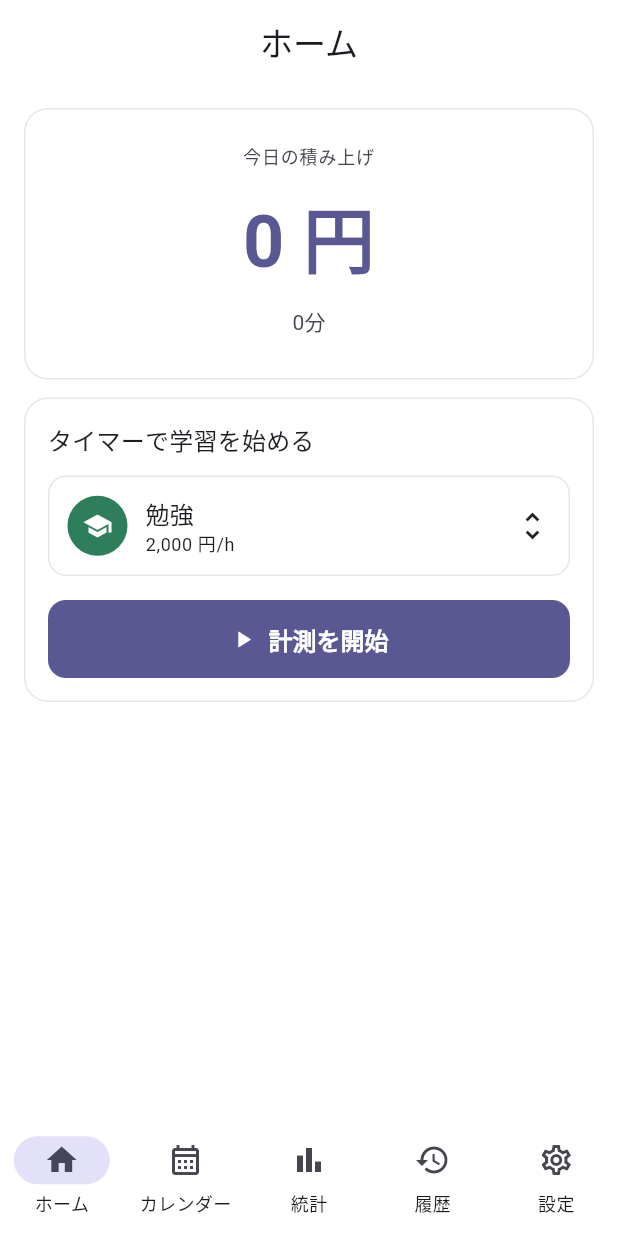
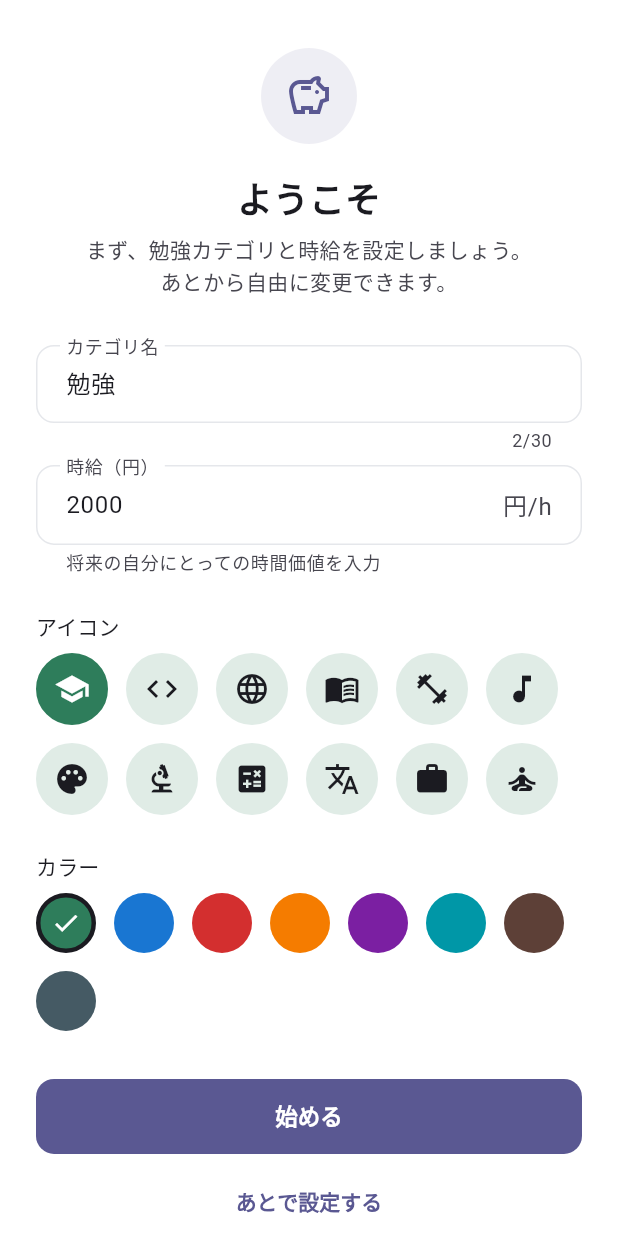
Before and after one commit to ryo3-hub/mirai_bank, a Flutter app: the screen it shows after launch, on a phone screen of 412 x 824 dp. Run offline on Flutter 3.47's test engine with Material 3 defaults, Android fonts, the phone set to English and light mode, and no system bars; our stand-ins replace confetti, drift, fl_chart, flutter_local_notifications, flutter_riverpod, go_router and 3 more; accounts and stored records are empty; generated files the repository leaves out were written again.

Commit message:
feat(onboarding): 初回起動時にカテゴリ・時給を設定するオンボーディングを追加
- 新規 OnboardingPage（カテゴリ名・時給・カラー・アイコンを設定する全画面フォーム）
- routerProvider 化＋カテゴリ未登録時に /onboarding へリダイレクト
- カテゴリ作成後は自動的に /home にリダイレクト（refreshListenable で監視）
- main.dart の ensureDefaultCategory() 呼び出しを削除（新規ユーザーはオンボーディング、
  既存ユーザーは既存カテゴリで通常起動）
- 「あとで設定する」スキップで「勉強 / 2000円」デフォルトを作成
- widget_test を更新（カテゴリ1件入りのスタブに）

Closes #7

Co-Authored-By: Claude Opus 4.7 <noreply@anthropic.com>

```diff
--- a/lib/app/app.dart
+++ b/lib/app/app.dart
@@ -15,7 +15,7 @@ class MiraiBankApp extends ConsumerWidget {
       theme: AppTheme.light(),
       darkTheme: AppTheme.dark(),
       themeMode: ThemeMode.system,
-      routerConfig: AppRouter.router,
+      routerConfig: ref.watch(routerProvider),
       debugShowCheckedModeBanner: false,
       builder: (context, child) =>
           AchievementOverlay(child: child ?? const SizedBox.shrink()),
--- a/lib/app/router.dart
+++ b/lib/app/router.dart
@@ -1,25 +1,39 @@
 import 'package:flutter/material.dart';
+import 'package:flutter_riverpod/flutter_riverpod.dart';
 import 'package:go_router/go_router.dart';
 
+import '../features/category/application/category_providers.dart';
 import '../features/category/presentation/category_list_page.dart';
 import '../features/goals/presentation/goal_list_page.dart';
 import '../features/history/presentation/calendar_page.dart';
 import '../features/history/presentation/history_page.dart';
+import '../features/onboarding/presentation/onboarding_page.dart';
 import '../features/settings/presentation/settings_page.dart';
 import '../features/statistics/presentation/statistics_page.dart';
 import '../features/timer/presentation/home_page.dart';
 import '../shared/widgets/app_shell.dart';
 
-class AppRouter {
-  const AppRouter._();
-
-  static final GlobalKey<NavigatorState> rootNavigatorKey =
-      GlobalKey<NavigatorState>();
-
-  static final GoRouter router = GoRouter(
-    navigatorKey: rootNavigatorKey,
+final routerProvider = Provider<GoRouter>((ref) {
+  final notifier = _RouterRefreshNotifier(ref);
+  ref.onDispose(notifier.dispose);
+  return GoRouter(
+    navigatorKey: AppRouter.rootNavigatorKey,
     initialLocation: '/home',
+    refreshListenable: notifier,
+    redirect: (context, state) {
+      final async = ref.read(categoriesListProvider);
+      if (async.isLoading || async.hasError) return null;
+      final hasCategories = async.valueOrNull?.isNotEmpty ?? false;
+      final isOnboarding = state.matchedLocation == '/onboarding';
+      if (!hasCategories && !isOnboarding) return '/onboarding';
+      if (hasCategories && isOnboarding) return '/home';
+      return null;
+    },
     routes: [
+      GoRoute(
+        path: '/onboarding',
+        builder: (context, state) => const OnboardingPage(),
+      ),
       StatefulShellRoute.indexedStack(
         builder: (context, state, navigationShell) =>
             AppShell(navigationShell: navigationShell),
@@ -78,4 +92,31 @@ class AppRouter {
       ),
     ],
   );
+});
+
+class AppRouter {
+  const AppRouter._();
+
+  static final GlobalKey<NavigatorState> rootNavigatorKey =
+      GlobalKey<NavigatorState>();
 }
+
+/// Notifies GoRouter to re-run [GoRouter.redirect] whenever the
+/// category list provider changes (e.g. after onboarding completes).
+class _RouterRefreshNotifier extends ChangeNotifier {
+  _RouterRefreshNotifier(this._ref) {
+    _sub = _ref.listen<AsyncValue<dynamic>>(
+      categoriesListProvider,
+      (_, __) => notifyListeners(),
+    );
+  }
+
+  final Ref _ref;
+  ProviderSubscription<AsyncValue<dynamic>>? _sub;
+
+  @override
+  void dispose() {
+    _sub?.close();
+    super.dispose();
+  }
+}
--- /dev/null
+++ b/lib/features/onboarding/presentation/onboarding_page.dart
@@ -0,0 +1,283 @@
+import 'package:flutter/material.dart';
+import 'package:flutter/services.dart';
+import 'package:flutter_riverpod/flutter_riverpod.dart';
+
+import '../../category/application/category_providers.dart';
+import '../../category/domain/category.dart';
+import '../../category/domain/category_presets.dart';
+
+class OnboardingPage extends ConsumerStatefulWidget {
+  const OnboardingPage({super.key});
+
+  @override
+  ConsumerState<OnboardingPage> createState() => _OnboardingPageState();
+}
+
+class _OnboardingPageState extends ConsumerState<OnboardingPage> {
+  final _formKey = GlobalKey<FormState>();
+  final _nameController = TextEditingController(text: '勉強');
+  final _rateController = TextEditingController(text: '2000');
+  String _iconCode = CategoryPresets.defaultIcon;
+  String _colorCode = CategoryPresets.defaultColor;
+  bool _saving = false;
+
+  @override
+  void dispose() {
+    _nameController.dispose();
+    _rateController.dispose();
+    super.dispose();
+  }
+
+  Future<void> _createCategory({
+    required String name,
+    required int hourlyRate,
+  }) async {
+    await ref.read(categoryControllerProvider.notifier).create(
+          name: name,
+          hourlyRate: hourlyRate,
+          colorCode: _colorCode,
+          iconCode: _iconCode,
+        );
+  }
+
+  Future<void> _onStart() async {
+    if (!_formKey.currentState!.validate()) return;
+    FocusScope.of(context).unfocus();
+    setState(() => _saving = true);
+    final messenger = ScaffoldMessenger.of(context);
+    try {
+      await _createCategory(
+        name: _nameController.text.trim(),
+        hourlyRate: int.parse(_rateController.text.trim()),
+      );
+    } catch (e) {
+      if (mounted) {
+        setState(() => _saving = false);
+        messenger.showSnackBar(
+          SnackBar(content: Text('保存に失敗しました: $e')),
+        );
+      }
+    }
+  }
+
+  Future<void> _onSkip() async {
+    setState(() => _saving = true);
+    final messenger = ScaffoldMessenger.of(context);
+    try {
+      await _createCategory(name: '勉強', hourlyRate: 2000);
+    } catch (e) {
+      if (mounted) {
+        setState(() => _saving = false);
+        messenger.showSnackBar(
+          SnackBar(content: Text('初期化に失敗しました: $e')),
+        );
+      }
+    }
+  }
+
+  @override
+  Widget build(BuildContext context) {
+    final theme = Theme.of(context);
+    return Scaffold(
+      body: SafeArea(
+        child: SingleChildScrollView(
+          padding: const EdgeInsets.fromLTRB(24, 32, 24, 24),
+          child: Form(
+            key: _formKey,
+            child: Column(
+              crossAxisAlignment: CrossAxisAlignment.stretch,
+              children: [
+                Container(
+                  width: 64,
+                  height: 64,
+                  decoration: BoxDecoration(
+                    color: theme.colorScheme.primary.withValues(alpha: 0.1),
+                    shape: BoxShape.circle,
+                  ),
+                  child: Icon(
+                    Icons.savings_outlined,
+                    size: 32,
+                    color: theme.colorScheme.primary,
+                  ),
+                ),
+                const SizedBox(height: 20),
+                Text(
+                  'ようこそ',
+                  style: theme.textTheme.headlineSmall?.copyWith(
+                    fontWeight: FontWeight.w700,
+                  ),
+                  textAlign: TextAlign.center,
+                ),
+                const SizedBox(height: 8),
+                Text(
+                  'まず、勉強カテゴリと時給を設定しましょう。\nあとから自由に変更できます。',
+                  style: theme.textTheme.bodyMedium?.copyWith(
+                    color: theme.colorScheme.onSurfaceVariant,
+                    height: 1.5,
+                  ),
+                  textAlign: TextAlign.center,
+                ),
+                const SizedBox(height: 32),
+                TextFormField(
+                  controller: _nameController,
+                  decoration: const InputDecoration(
+                    labelText: 'カテゴリ名',
+                    hintText: '例：プログラミング、英語、資格',
+                  ),
+                  maxLength: Category.nameMaxLength,
+                  validator: Category.validateName,
+                ),
+                const SizedBox(height: 8),
+                TextFormField(
+                  controller: _rateController,
+                  decoration: const InputDecoration(
+                    labelText: '時給（円）',
+                    helperText: '将来の自分にとっての時間価値を入力',
+                    suffixText: '円/h',
+                  ),
+                  keyboardType: TextInputType.number,
+                  inputFormatters: [FilteringTextInputFormatter.digitsOnly],
+                  validator: Category.validateHourlyRate,
+                ),
+                const SizedBox(height: 24),
+                _SectionLabel(text: 'アイコン'),
+                const SizedBox(height: 8),
+                _IconPicker(
+                  selected: _iconCode,
+                  color: CategoryPresets.colorFor(_colorCode),
+                  onChanged: (code) => setState(() => _iconCode = code),
+                ),
+                const SizedBox(height: 24),
+                _SectionLabel(text: 'カラー'),
+                const SizedBox(height: 8),
+                _ColorPicker(
+                  selected: _colorCode,
+                  onChanged: (code) => setState(() => _colorCode = code),
+                ),
+                const SizedBox(height: 32),
+                FilledButton(
+                  onPressed: _saving ? null : _onStart,
+                  child: _saving
+                      ? const SizedBox(
+                          width: 18,
+                          height: 18,
+                          child: CircularProgressIndicator(strokeWidth: 2),
+                        )
+                      : const Text('始める'),
+                ),
+                const SizedBox(height: 8),
+                TextButton(
+                  onPressed: _saving ? null : _onSkip,
+                  child: const Text('あとで設定する'),
+                ),
+              ],
+            ),
+          ),
+        ),
+      ),
+    );
+  }
+}
+
+class _SectionLabel extends StatelessWidget {
+  const _SectionLabel({required this.text});
+
+  final String text;
+
+  @override
+  Widget build(BuildContext context) {
+    return Align(
+      alignment: Alignment.centerLeft,
+      child: Text(
+        text,
+        style: Theme.of(context).textTheme.labelLarge,
+      ),
+    );
+  }
+}
+
+class _IconPicker extends StatelessWidget {
+  const _IconPicker({
+    required this.selected,
+    required this.color,
+    required this.onChanged,
+  });
+
+  final String selected;
+  final Color color;
+  final ValueChanged<String> onChanged;
+
+  @override
+  Widget build(BuildContext context) {
+    return Wrap(
+      spacing: 12,
+      runSpacing: 12,
+      children: CategoryPresets.icons.entries.map((entry) {
+        final isSelected = entry.key == selected;
+        return GestureDetector(
+          onTap: () => onChanged(entry.key),
+          child: Container(
+            width: 48,
+            height: 48,
+            decoration: BoxDecoration(
+              color: isSelected ? color : color.withValues(alpha: 0.15),
+              shape: BoxShape.circle,
+              border: Border.all(
+                color: isSelected ? color : Colors.transparent,
+                width: 2,
+              ),
+            ),
+            child: Icon(
+              entry.value,
+              color: isSelected
+                  ? Colors.white
+                  : Theme.of(context).colorScheme.onSurface,
+            ),
+          ),
+        );
+      }).toList(),
+    );
+  }
+}
+
+class _ColorPicker extends StatelessWidget {
+  const _ColorPicker({
+    required this.selected,
+    required this.onChanged,
+  });
+
+  final String selected;
+  final ValueChanged<String> onChanged;
+
+  @override
+  Widget build(BuildContext context) {
+    return Wrap(
+      spacing: 12,
+      runSpacing: 12,
+      children: CategoryPresets.colors.map((hex) {
+        final color = CategoryPresets.colorFor(hex);
+        final isSelected = hex == selected;
+        return GestureDetector(
+          onTap: () => onChanged(hex),
+          child: Container(
+            width: 40,
+            height: 40,
+            decoration: BoxDecoration(
+              color: color,
+              shape: BoxShape.circle,
+              border: Border.all(
+                color: isSelected
+                    ? Theme.of(context).colorScheme.onSurface
+                    : Colors.transparent,
+                width: 3,
+              ),
+            ),
+            child: isSelected
+                ? const Icon(Icons.check, color: Colors.white, size: 20)
+                : null,
+          ),
+        );
+      }).toList(),
+    );
+  }
+}
--- a/lib/main.dart
+++ b/lib/main.dart
@@ -3,7 +3,6 @@ import 'package:flutter_riverpod/flutter_riverpod.dart';
 import 'package:intl/date_symbol_data_local.dart';
 
 import 'app/app.dart';
-import 'features/category/application/category_providers.dart';
 import 'features/settings/application/setting_providers.dart';
 import 'shared/notification/notification_service.dart';
 
@@ -13,7 +12,6 @@ Future<void> main() async {
   await NotificationService.instance.init();
   final container = ProviderContainer();
   try {
-    await container.read(categoryRepositoryProvider).ensureDefaultCategory();
     final setting = await container.read(settingRepositoryProvider).fetch();
     if (setting.reminderEnabled) {
       await NotificationService.instance
```
Also changed, not shown: 1 other file.
